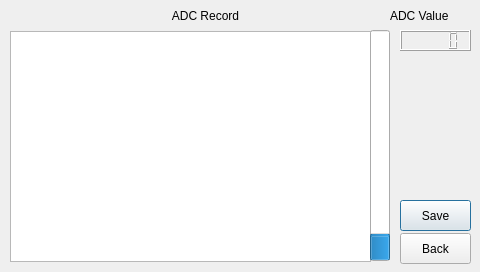
First picture: the form in Slave_Qt/adc_page.ui, repository StevenGLee/EmbeddedBigProject, before the edit.
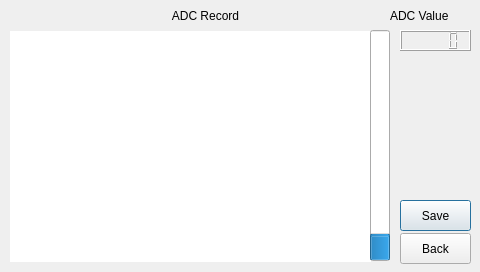
Second picture: the form after the edit.

The edit to the form file:
```diff
--- a/Slave_Qt/adc_page.ui
+++ b/Slave_Qt/adc_page.ui
@@ -22,6 +22,15 @@
      <height>231</height>
     </rect>
    </property>
+   <property name="styleSheet">
+    <string notr="true">padding: 0px; border: 0px;</string>
+   </property>
+   <property name="verticalScrollBarPolicy">
+    <enum>Qt::ScrollBarAlwaysOff</enum>
+   </property>
+   <property name="horizontalScrollBarPolicy">
+    <enum>Qt::ScrollBarAlwaysOff</enum>
+   </property>
   </widget>
   <widget class="QLabel" name="ADC">
    <property name="geometry">
```
